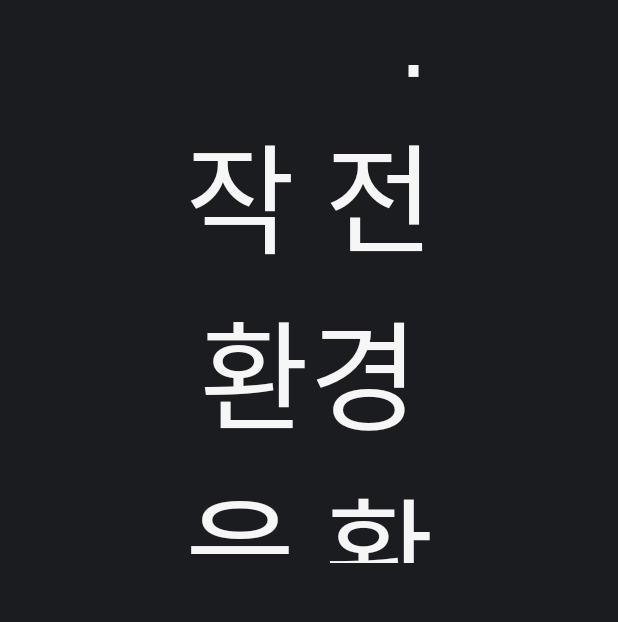
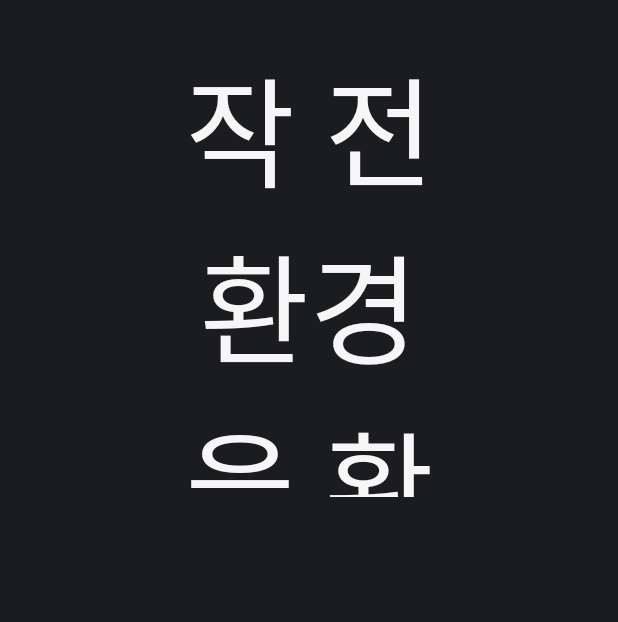
Before and after one commit to yoojinsong-cs/pleos-connect-app, an Android app: the screen it shows after launch (NappingSettingActivity), on a phone screen of 412 x 824 dp, the part 223-845 px from its top. Run offline under Robolectric (Android 15) with nearby library versions, the phone set to English and light mode, and no system bars.

Commit message:
디자인어렵다

```diff
--- a/automotive/src/main/res/layout/activity_napping_custom.xml
+++ b/automotive/src/main/res/layout/activity_napping_custom.xml
@@ -87,7 +87,7 @@
             android:layout_height="wrap_content"
             android:text="원하는 대로 설정을 조절해요."
             android:textColor="#DCC6AB"
-            android:textSize="52sp"
+            android:textSize="40sp"
             android:layout_gravity="center"
             android:gravity="center"
             android:layout_marginTop="8dp"/>
@@ -97,7 +97,7 @@
             android:layout_width="match_parent"
             android:layout_height="550dp"
             android:orientation="horizontal"
-            android:layout_marginTop="20dp">
+            android:layout_marginTop="60dp">
 
             <!-- 조명 카드 -->
             <LinearLayout
@@ -318,7 +318,7 @@
             android:layout_width="match_parent"
             android:layout_height="wrap_content"
             android:orientation="horizontal"
-            android:layout_marginTop="24dp"
+            android:layout_marginTop="60dp"
             android:layout_marginStart="280dp"
             android:layout_marginEnd="280dp">
 
--- a/automotive/src/main/res/layout/activity_napping_setting.xml
+++ b/automotive/src/main/res/layout/activity_napping_setting.xml
@@ -87,7 +87,7 @@
             android:layout_height="wrap_content"
             android:text="설정을 확인하거나 원하는 대로 조절할 수 있어요."
             android:textColor="#DCC6AB"
-            android:textSize="52sp"
+            android:textSize="40sp"
             android:layout_gravity="center"
             android:gravity="center"
             android:layout_marginTop="8dp"/>
@@ -97,7 +97,7 @@
             android:layout_width="match_parent"
             android:layout_height="550dp"
             android:orientation="horizontal"
-            android:layout_marginTop="20dp"
+            android:layout_marginTop="60dp"
             android:layout_marginStart="280dp"
             android:layout_marginEnd="280dp">
 
@@ -222,10 +222,10 @@
             android:layout_height="wrap_content"
             android:text="차량이 자동으로 설정한 적용됩니다."
             android:textColor="#DCC6AB"
-            android:textSize="52sp"
+            android:textSize="40sp"
             android:layout_gravity="center"
             android:layout_marginTop="10dp"
-            android:layout_marginBottom="12dp"/>
+            android:layout_marginBottom="60dp"/>
 
         <!-- 버튼 2개 -->
         <LinearLayout
```
